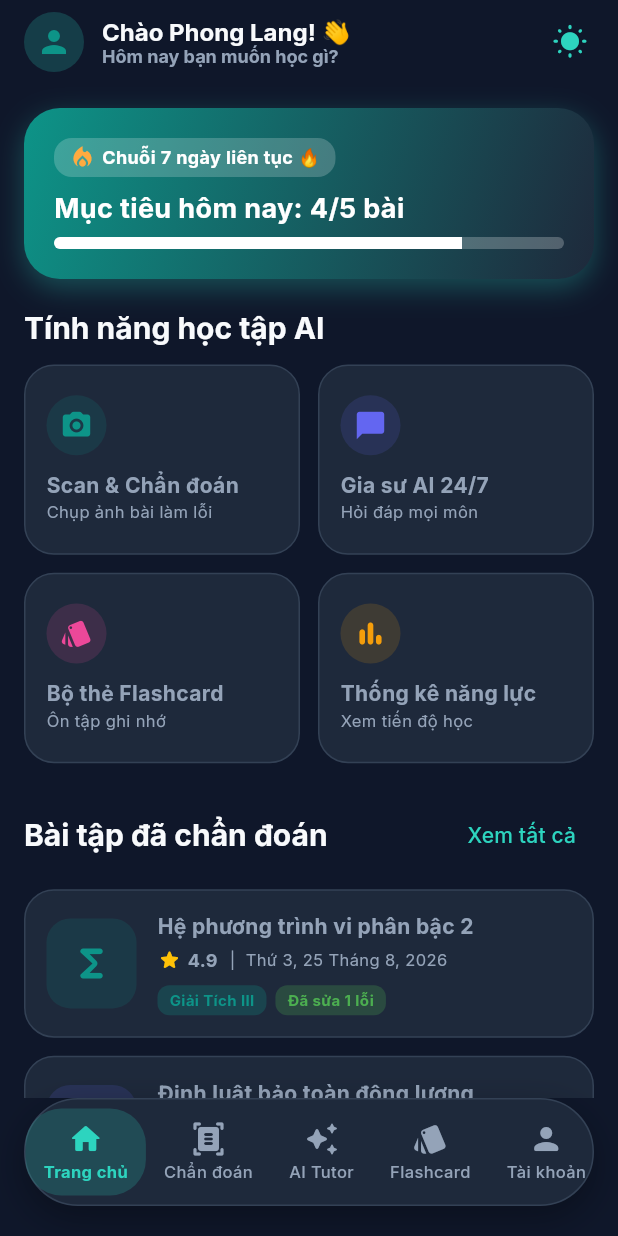
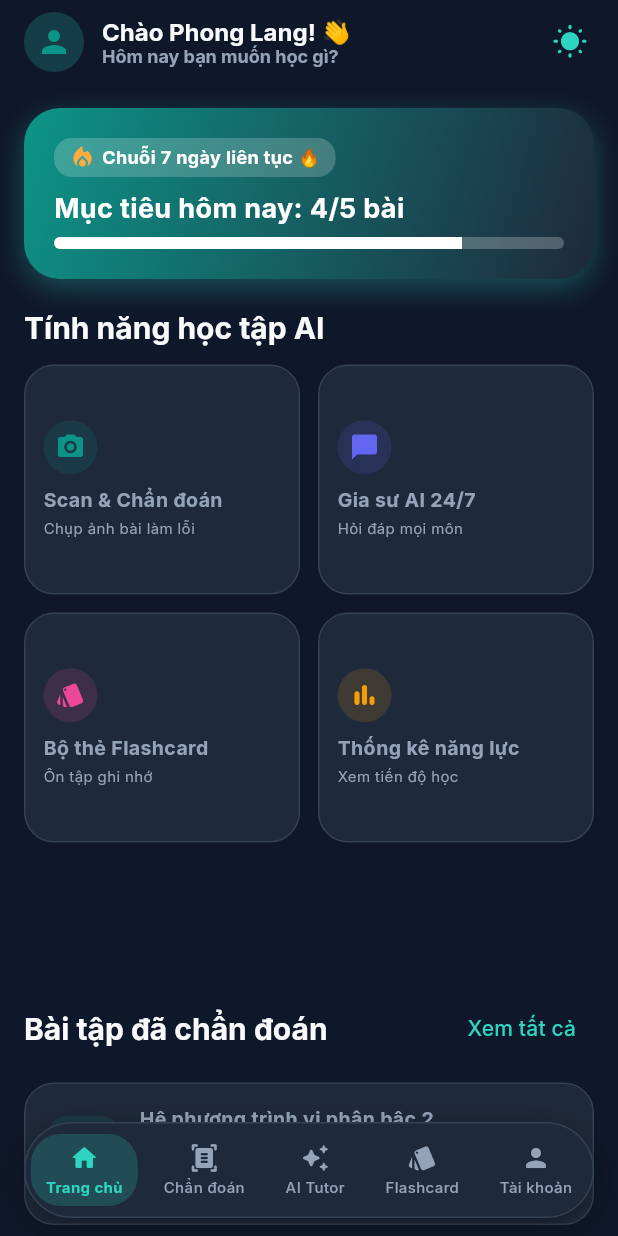
Before and after one commit to PL21zzz/OmniSolveAI, a Flutter app: the screen it shows after launch, on a phone screen of 412 x 824 dp. Run offline on Flutter 3.47's test engine with Material 3 defaults, Android fonts, the phone set to English and light mode, and no system bars; drawn by our look-alikes of flutter_animate; our stand-ins replace fl_chart, flutter_riverpod, google_fonts, google_generative_ai, image_picker, shared_preferences.

Commit message:
fix: resolve layout overflows in GridView and floating bottom navigation bar

```diff
--- a/lib/features/home/presentation/home_screen.dart
+++ b/lib/features/home/presentation/home_screen.dart
@@ -61,7 +61,7 @@ class HomeScreen extends ConsumerWidget {
         ],
       ),
       body: SingleChildScrollView(
-        padding: const EdgeInsets.all(16),
+        padding: const EdgeInsets.only(left: 16, right: 16, top: 16, bottom: 90),
         child: Column(
           crossAxisAlignment: CrossAxisAlignment.start,
           children: [
@@ -210,7 +210,7 @@ class HomeScreen extends ConsumerWidget {
         crossAxisCount: 2,
         crossAxisSpacing: 12,
         mainAxisSpacing: 12,
-        childAspectRatio: 1.45,
+        childAspectRatio: 1.2,
       ),
       itemCount: items.length,
       itemBuilder: (context, index) {
@@ -223,7 +223,7 @@ class HomeScreen extends ConsumerWidget {
           },
           borderRadius: BorderRadius.circular(20),
           child: Container(
-            padding: const EdgeInsets.all(14),
+            padding: const EdgeInsets.all(12),
             decoration: BoxDecoration(
               color: isDark ? AppColors.darkSurface : AppColors.lightSurface,
               borderRadius: BorderRadius.circular(20),
@@ -236,19 +236,24 @@ class HomeScreen extends ConsumerWidget {
               mainAxisAlignment: MainAxisAlignment.center,
               children: [
                 CircleAvatar(
-                  radius: 20,
+                  radius: 18,
                   backgroundColor: color.withValues(alpha: 0.15),
-                  child: Icon(item['icon'] as IconData, color: color, size: 22),
+                  child: Icon(item['icon'] as IconData, color: color, size: 20),
                 ),
-                const SizedBox(height: 10),
+                const SizedBox(height: 8),
                 Text(
                   item['title'] as String,
-                  style: const TextStyle(fontWeight: FontWeight.bold, fontSize: 14),
+                  maxLines: 1,
+                  overflow: TextOverflow.ellipsis,
+                  style: const TextStyle(fontWeight: FontWeight.bold, fontSize: 13),
                 ),
+                const SizedBox(height: 2),
                 Text(
                   item['subtitle'] as String,
+                  maxLines: 1,
+                  overflow: TextOverflow.ellipsis,
                   style: TextStyle(
-                    fontSize: 11,
+                    fontSize: 10,
                     color: isDark ? AppColors.darkTextSecondary : AppColors.lightTextSecondary,
                   ),
                 ),
@@ -301,45 +306,52 @@ class HomeScreen extends ConsumerWidget {
           child: Row(
             children: [
               Container(
-                width: 60,
-                height: 60,
+                width: 50,
+                height: 50,
                 decoration: BoxDecoration(
                   color: tagColor.withValues(alpha: 0.15),
-                  borderRadius: BorderRadius.circular(16),
+                  borderRadius: BorderRadius.circular(14),
                 ),
-                child: Icon(Icons.functions_rounded, color: tagColor, size: 30),
+                child: Icon(Icons.functions_rounded, color: tagColor, size: 26),
               ),
-              const SizedBox(width: 14),
+              const SizedBox(width: 12),
               Expanded(
                 child: Column(
                   crossAxisAlignment: CrossAxisAlignment.start,
                   children: [
                     Text(
                       data['title'] as String,
-                      style: const TextStyle(fontWeight: FontWeight.bold, fontSize: 14),
+                      maxLines: 1,
+                      overflow: TextOverflow.ellipsis,
+                      style: const TextStyle(fontWeight: FontWeight.bold, fontSize: 13),
                     ),
                     const SizedBox(height: 4),
                     Row(
                       children: [
-                        const Icon(Icons.star_rounded, color: Colors.amber, size: 16),
+                        const Icon(Icons.star_rounded, color: Colors.amber, size: 14),
                         const SizedBox(width: 4),
                         Text(
                           '${data['rating']}',
-                          style: const TextStyle(fontWeight: FontWeight.bold, fontSize: 12),
+                          style: const TextStyle(fontWeight: FontWeight.bold, fontSize: 11),
                         ),
-                        const SizedBox(width: 8),
-                        Text(
-                          '|  ${data['date']}',
-                          style: TextStyle(
-                            fontSize: 11,
-                            color: isDark ? AppColors.darkTextSecondary : AppColors.lightTextSecondary,
+                        const SizedBox(width: 6),
+                        Expanded(
+                          child: Text(
+                            '| ${data['date']}',
+                            maxLines: 1,
+                            overflow: TextOverflow.ellipsis,
+                            style: TextStyle(
+                              fontSize: 10,
+                              color: isDark ? AppColors.darkTextSecondary : AppColors.lightTextSecondary,
+                            ),
                           ),
                         ),
                       ],
                     ),
-                    const SizedBox(height: 8),
+                    const SizedBox(height: 6),
                     Wrap(
                       spacing: 6,
+                      runSpacing: 4,
                       children: [
                         _buildChip(data['subject'] as String, tagColor, isDark),
                         _buildChip(data['status'] as String, Colors.green, isDark),
--- a/lib/features/home/presentation/main_wrapper.dart
+++ b/lib/features/home/presentation/main_wrapper.dart
@@ -26,25 +26,27 @@ class MainWrapper extends ConsumerWidget {
     ];
 
     return Scaffold(
+      extendBody: true, // Allows content to gracefully scroll behind floating bottom bar
       body: IndexedStack(
         index: currentIndex,
         children: screens,
       ),
-      bottomNavigationBar: Container(
-        margin: const EdgeInsets.fromLTRB(16, 0, 16, 20),
-        height: 72,
+      bottomNavigationBar: SafeArea(
+        child: Container(
+          margin: const EdgeInsets.fromLTRB(16, 0, 16, 12),
+          height: 64,
           decoration: BoxDecoration(
             color: isDark ? AppColors.darkSurface : AppColors.lightSurface,
-          borderRadius: BorderRadius.circular(36),
+            borderRadius: BorderRadius.circular(32),
             border: Border.all(
               color: isDark ? AppColors.darkCardBorder : AppColors.lightCardBorder,
               width: 1,
             ),
             boxShadow: [
               BoxShadow(
-              color: Colors.black.withOpacity(isDark ? 0.3 : 0.08),
-              blurRadius: 20,
-              offset: const Offset(0, 8),
+                color: Colors.black.withValues(alpha: isDark ? 0.3 : 0.08),
+                blurRadius: 16,
+                offset: const Offset(0, 6),
               ),
             ],
           ),
@@ -89,6 +91,7 @@ class MainWrapper extends ConsumerWidget {
             ],
           ),
         ),
+      ),
     );
   }
 }
@@ -118,21 +121,22 @@ class _NavItem extends StatelessWidget {
       onTap: onTap,
       behavior: HitTestBehavior.opaque,
       child: AnimatedContainer(
-        duration: const Duration(milliseconds: 250),
+        duration: const Duration(milliseconds: 200),
         curve: Curves.easeInOut,
-        padding: const EdgeInsets.symmetric(horizontal: 12, vertical: 8),
+        padding: const EdgeInsets.symmetric(horizontal: 10, vertical: 6),
         decoration: isSelected
             ? BoxDecoration(
-                color: primaryColor.withOpacity(isDark ? 0.2 : 0.12),
-                borderRadius: BorderRadius.circular(24),
+                color: primaryColor.withValues(alpha: isDark ? 0.2 : 0.12),
+                borderRadius: BorderRadius.circular(20),
               )
             : null,
         child: Column(
           mainAxisSize: MainAxisSize.min,
+          mainAxisAlignment: MainAxisAlignment.center,
           children: [
             Icon(
               icon,
-              size: 24,
+              size: 20,
               color: isSelected
                   ? primaryColor
                   : (isDark ? AppColors.darkTextSecondary : AppColors.lightTextSecondary),
@@ -141,7 +145,7 @@ class _NavItem extends StatelessWidget {
             Text(
               label,
               style: TextStyle(
-                fontSize: 11,
+                fontSize: 10,
                 fontWeight: isSelected ? FontWeight.w700 : FontWeight.w500,
                 color: isSelected
                     ? primaryColor
```
Lines whose indentation alone changed are shown as unchanged.
